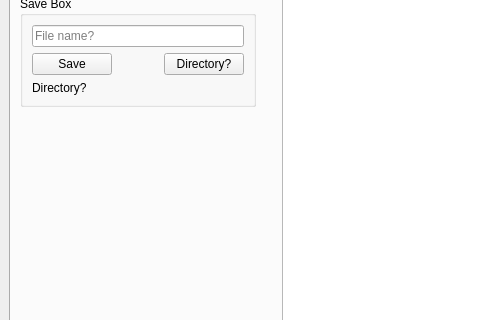
First picture: the form in GUI/LinOsc.ui, repository ISeeBugsEverywhere/LinuxOscilloscope, before the edit; both pictures show x 0 to 480 and y 344 to 664 of the 1009 by 793 pixel window.
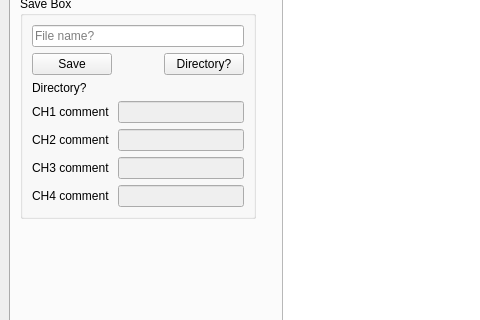
Second picture: the form after the edit. Custom widgets are drawn as their Qt base class.

What changed in the file:
```diff
--- a/GUI/LinOsc.ui
+++ b/GUI/LinOsc.ui
@@ -265,13 +265,6 @@
              <string>Save Box</string>
             </property>
             <layout class="QGridLayout" name="gridLayout_4">
-             <item row="0" column="0" colspan="3">
-              <widget class="QLineEdit" name="file_name_entry">
-               <property name="placeholderText">
-                <string>File name?</string>
-               </property>
-              </widget>
-             </item>
              <item row="1" column="0">
               <widget class="QPushButton" name="save_btn">
                <property name="text">
@@ -292,10 +285,17 @@
                </property>
               </spacer>
              </item>
-             <item row="1" column="2">
-              <widget class="QPushButton" name="dir_btn">
+             <item row="0" column="0" colspan="3">
+              <widget class="QLineEdit" name="file_name_entry">
+               <property name="placeholderText">
+                <string>File name?</string>
+               </property>
+              </widget>
+             </item>
+             <item row="3" column="0">
+              <widget class="QLabel" name="label_2">
                <property name="text">
-                <string>Directory?</string>
+                <string>CH1 comment</string>
                </property>
               </widget>
              </item>
@@ -306,6 +306,62 @@
                </property>
               </widget>
              </item>
+             <item row="4" column="0">
+              <widget class="QLabel" name="label_3">
+               <property name="text">
+                <string>CH2 comment</string>
+               </property>
+              </widget>
+             </item>
+             <item row="1" column="2">
+              <widget class="QPushButton" name="dir_btn">
+               <property name="text">
+                <string>Directory?</string>
+               </property>
+              </widget>
+             </item>
+             <item row="5" column="0">
+              <widget class="QLabel" name="label_8">
+               <property name="text">
+                <string>CH3 comment</string>
+               </property>
+              </widget>
+             </item>
+             <item row="6" column="0">
+              <widget class="QLabel" name="label_9">
+               <property name="text">
+                <string>CH4 comment</string>
+               </property>
+              </widget>
+             </item>
+             <item row="3" column="1" colspan="2">
+              <widget class="QLineEdit" name="ch1_comment">
+               <property name="enabled">
+                <bool>false</bool>
+               </property>
+              </widget>
+             </item>
+             <item row="4" column="1" colspan="2">
+              <widget class="QLineEdit" name="ch2_comment">
+               <property name="enabled">
+                <bool>false</bool>
+               </property>
+              </widget>
+             </item>
+             <item row="5" column="1" colspan="2">
+              <widget class="QLineEdit" name="ch3_comment">
+               <property name="enabled">
+                <bool>false</bool>
+               </property>
+              </widget>
+             </item>
+             <item row="6" column="1" colspan="2">
+              <widget class="QLineEdit" name="ch4_comment">
+               <property name="enabled">
+                <bool>false</bool>
+               </property>
+              </widget>
+             </item>
             </layout>
            </widget>
           </item>
@@ -723,7 +779,7 @@
      <x>0</x>
      <y>0</y>
      <width>1009</width>
-     <height>30</height>
+     <height>28</height>
     </rect>
    </property>
    <widget class="QMenu" name="menuFile">
```
